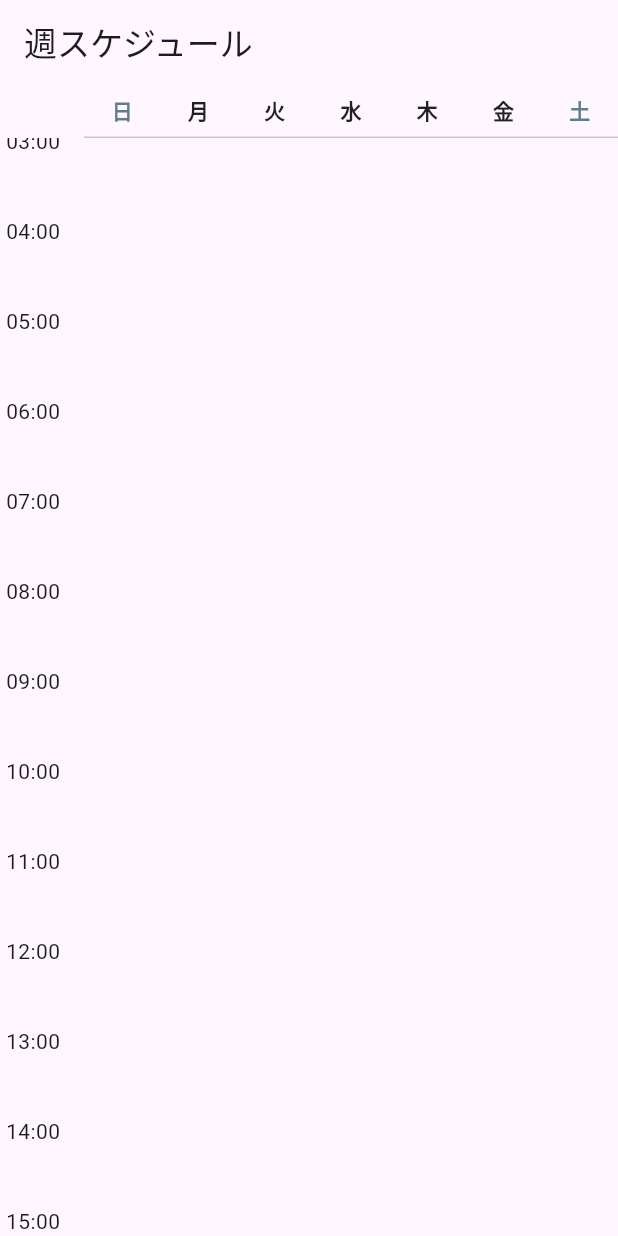
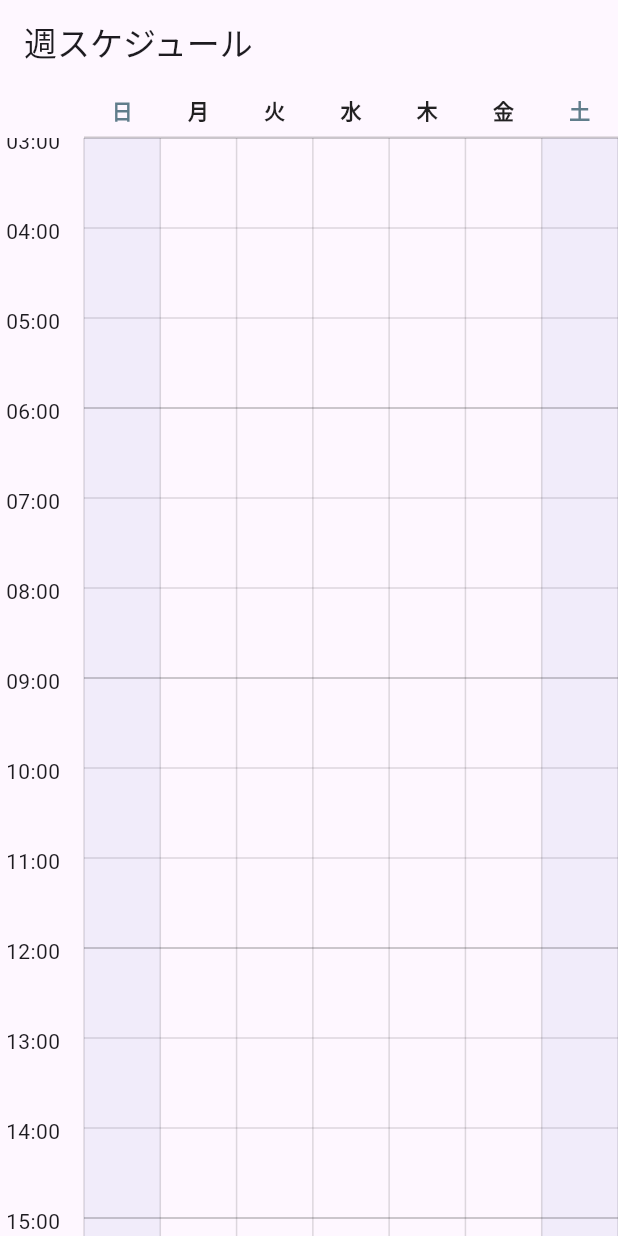
Before and after one commit to toyotarou/test_flutter_weekly_schedule_sample, a Flutter app: the screen it shows after launch, on a phone screen of 412 x 824 dp. Run offline on Flutter 3.47's test engine with Material 3 defaults, Android fonts, the phone set to English and light mode, and no system bars.

Commit message:
commit 4

```diff
--- a/lib/main.dart
+++ b/lib/main.dart
@@ -84,7 +84,24 @@ class WeeklyScheduleView extends StatelessWidget {
                     child: _TimeLabels(startHour: startHour, endHour: endHour, pxPerMinute: pxPerMinute),
                   ),
 
-                  const Expanded(child: SizedBox.shrink()),
+                  Expanded(
+                    child: LayoutBuilder(
+                      builder: (context, constraints) {
+                        final colW = constraints.maxWidth / 7;
+
+                        return CustomPaint(
+                          size: Size(constraints.maxWidth, gridHeight),
+
+                          painter: _GridPainter(
+                            startHour: startHour,
+                            endHour: endHour,
+                            pxPerMinute: pxPerMinute,
+                            columnWidth: colW,
+                          ),
+                        );
+                      },
+                    ),
+                  ),
                 ],
               ),
             ),
@@ -118,3 +135,52 @@ class _TimeLabels extends StatelessWidget {
     return Stack(children: children);
   }
 }
+
+class _GridPainter extends CustomPainter {
+  _GridPainter({required this.startHour, required this.endHour, required this.pxPerMinute, required this.columnWidth});
+
+  final int startHour, endHour;
+  final double pxPerMinute, columnWidth;
+
+  ///
+  @override
+  void paint(Canvas canvas, Size size) {
+    final hour = Paint()
+      ..color = const Color(0x22000000)
+      ..strokeWidth = 1;
+
+    final major = Paint()
+      ..color = const Color(0x33000000)
+      ..strokeWidth = 1.2;
+
+    for (int h = startHour; h <= endHour; h++) {
+      final y = (h - startHour) * 60 * pxPerMinute;
+
+      canvas.drawLine(Offset(0, y), Offset(size.width, y), (h % 3 == 0) ? major : hour);
+    }
+
+    final v = Paint()
+      ..color = const Color(0x22000000)
+      ..strokeWidth = 1;
+
+    for (int i = 0; i <= 7; i++) {
+      final x = i * columnWidth;
+
+      canvas.drawLine(Offset(x, 0), Offset(x, size.height), v);
+    }
+
+    final weekend = Paint()..color = const Color(0x113F51B5);
+
+    canvas.drawRect(Rect.fromLTWH(0, 0, columnWidth, size.height), weekend);
+
+    canvas.drawRect(Rect.fromLTWH(6 * columnWidth, 0, columnWidth, size.height), weekend);
+  }
+
+  ///
+  @override
+  bool shouldRepaint(covariant _GridPainter old) =>
+      old.startHour != startHour ||
+      old.endHour != endHour ||
+      old.pxPerMinute != pxPerMinute ||
+      old.columnWidth != columnWidth;
+}
```
